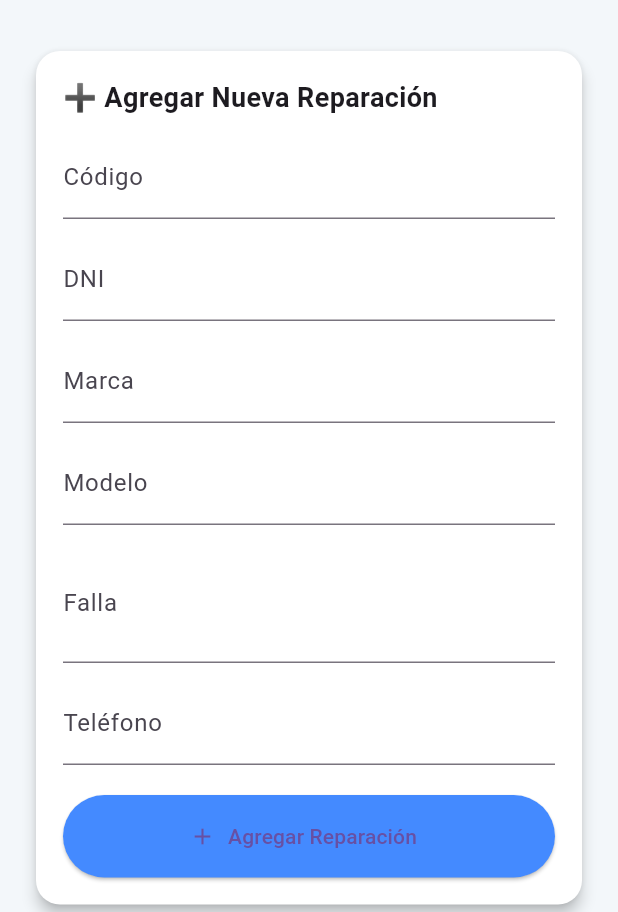
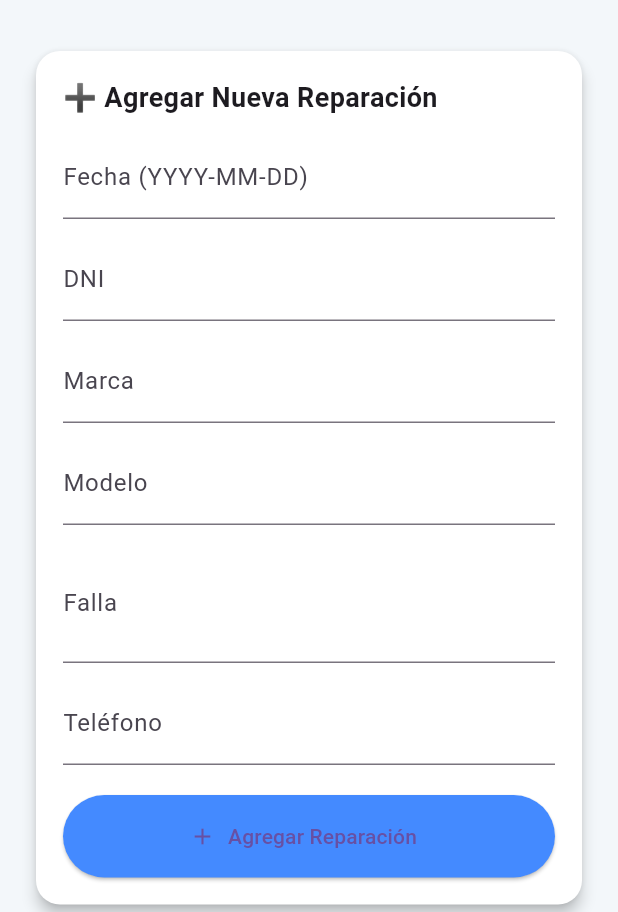
Before and after one commit to JiDomusic/krakensistema, a Flutter app: the AdminPanel screen opened by its route, on a phone screen of 412 x 824 dp, the part 324-1236 px from its top. Run offline on Flutter 3.47's test engine with Material 3 defaults, Android fonts, the phone set to English and light mode, and no system bars; our stand-ins replace cloud_firestore, firebase_auth, firebase_core, google_fonts; accounts and stored records are empty.

Commit message:
kraken sistema indtagram domin

```diff
--- a/lib/screens/admin_panel.dart
+++ b/lib/screens/admin_panel.dart
@@ -10,7 +10,7 @@ class AdminPanel extends StatefulWidget {
 }
 
 class _AdminPanelState extends State<AdminPanel> {
-  final _codigoController = TextEditingController();
+  final _fechaController = TextEditingController();
   final _dniController = TextEditingController();
   final _marcaController = TextEditingController();
   final _modeloController = TextEditingController();
@@ -20,29 +20,61 @@ class _AdminPanelState extends State<AdminPanel> {
   bool isLoading = false;
   String? message;
   Map<String, dynamic>? reparacionData;
+  bool _isAdmin = false;
 
-  bool get isAdmin => FirebaseAuth.instance.currentUser != null;
+  bool get isAdmin => _isAdmin;
+
+  @override
+  void initState() {
+    super.initState();
+    _checkAdminStatus();
+  }
+
+  Future<void> _checkAdminStatus() async {
+    final user = FirebaseAuth.instance.currentUser;
+    if (user != null) {
+      try {
+        final idTokenResult = await user.getIdTokenResult();
+        setState(() {
+          _isAdmin = idTokenResult.claims?['admin'] == true;
+        });
+        if (!_isAdmin) {
+          setState(() => message = '🔒 No tienes permisos de administrador.');
+        }
+      } catch (e) {
+        setState(() {
+          _isAdmin = false;
+          message = '❌ Error verificando permisos: $e';
+        });
+      }
+    } else {
+      setState(() {
+        _isAdmin = false;
+        message = '🔒 Debes iniciar sesión como administrador.';
+      });
+    }
+  }
 
   Future<void> _agregarReparacion() async {
     if (!isAdmin) {
       setState(() => message = '🔒 Debes iniciar sesión como administrador.');
       return;
     }
-    final codigo = _codigoController.text.trim();
+    final fecha = _fechaController.text.trim();
     final dni = _dniController.text.trim();
     final marca = _marcaController.text.trim();
     final modelo = _modeloController.text.trim();
     final falla = _fallaController.text.trim();
     final telefono = _telefonoController.text.trim();
 
-    if (codigo.isEmpty || dni.isEmpty || marca.isEmpty || modelo.isEmpty || falla.isEmpty || telefono.isEmpty) {
+    if (fecha.isEmpty || dni.isEmpty || marca.isEmpty || modelo.isEmpty || falla.isEmpty || telefono.isEmpty) {
       setState(() => message = '⚠️ Completa todos los campos para agregar.');
       return;
     }
     setState(() => isLoading = true);
     try {
-      await FirebaseFirestore.instance.collection('reparaciones').doc(codigo).set({
-        'codigo': codigo,
+      await FirebaseFirestore.instance.collection('reparaciones').doc(fecha).set({
+        'fecha_documento': fecha,
         'dni': dni,
         'marca': marca,
         'modelo': modelo,
@@ -54,7 +86,7 @@ class _AdminPanelState extends State<AdminPanel> {
       });
       setState(() {
         message = '✅ Reparación agregada correctamente.';
-        _codigoController.clear();
+        _fechaController.clear();
         _dniController.clear();
         _marcaController.clear();
         _modeloController.clear();
@@ -69,17 +101,17 @@ class _AdminPanelState extends State<AdminPanel> {
   }
 
   Future<void> _buscarReparacion() async {
-    final codigo = _codigoController.text.trim();
-    if (codigo.isEmpty) {
+    final fecha = _fechaController.text.trim();
+    if (fecha.isEmpty) {
       setState(() {
-        message = '⚠️ Ingresa el código de reparación';
+        message = '⚠️ Ingresa la fecha de reparación';
         reparacionData = null;
       });
       return;
     }
     setState(() => isLoading = true);
     try {
-      final doc = await FirebaseFirestore.instance.collection('reparaciones').doc(codigo).get();
+      final doc = await FirebaseFirestore.instance.collection('reparaciones').doc(fecha).get();
       if (!doc.exists) {
         setState(() {
           message = '❌ Reparación no encontrada';
@@ -111,14 +143,14 @@ class _AdminPanelState extends State<AdminPanel> {
       setState(() => message = '🔒 Debes iniciar sesión como administrador.');
       return;
     }
-    final codigo = _codigoController.text.trim();
-    if (codigo.isEmpty) return;
+    final fecha = _fechaController.text.trim();
+    if (fecha.isEmpty) return;
 
     setState(() => isLoading = true);
     try {
       await FirebaseFirestore.instance
           .collection('reparaciones')
-          .doc(codigo)
+          .doc(fecha)
           .update({'estado': nuevoEstado});
       await _buscarReparacion();
       setState(() => message = '✅ Estado actualizado a "$nuevoEstado"');
@@ -134,17 +166,17 @@ class _AdminPanelState extends State<AdminPanel> {
       setState(() => message = '🔒 Debes iniciar sesión como administrador.');
       return;
     }
-    final codigo = _codigoController.text.trim();
+    final fecha = _fechaController.text.trim();
     final dni = _dniController.text.trim();
     final marca = _marcaController.text.trim();
     final modelo = _modeloController.text.trim();
     final falla = _fallaController.text.trim();
     final telefono = _telefonoController.text.trim();
-    if (codigo.isEmpty) return;
+    if (fecha.isEmpty) return;
 
     setState(() => isLoading = true);
     try {
-      await FirebaseFirestore.instance.collection('reparaciones').doc(codigo).update({
+      await FirebaseFirestore.instance.collection('reparaciones').doc(fecha).update({
         'dni': dni,
         'marca': marca,
         'modelo': modelo,
@@ -165,16 +197,16 @@ class _AdminPanelState extends State<AdminPanel> {
       setState(() => message = '🔒 Debes iniciar sesión como administrador.');
       return;
     }
-    final codigo = _codigoController.text.trim();
-    if (codigo.isEmpty) return;
+    final fecha = _fechaController.text.trim();
+    if (fecha.isEmpty) return;
 
     setState(() => isLoading = true);
     try {
-      await FirebaseFirestore.instance.collection('reparaciones').doc(codigo).delete();
+      await FirebaseFirestore.instance.collection('reparaciones').doc(fecha).delete();
       setState(() {
         message = '✅ Reparación eliminada.';
         reparacionData = null;
-        _codigoController.clear();
+        _fechaController.clear();
         _dniController.clear();
         _marcaController.clear();
         _modeloController.clear();
@@ -281,7 +313,7 @@ class _AdminPanelState extends State<AdminPanel> {
                     const Text('➕ Agregar Nueva Reparación',
                         style: TextStyle(fontWeight: FontWeight.bold, fontSize: 18)),
                     const SizedBox(height: 12),
-                    TextField(controller: _codigoController, decoration: const InputDecoration(labelText: 'Código')),
+                    TextField(controller: _fechaController, decoration: const InputDecoration(labelText: 'Fecha (YYYY-MM-DD)')),
                     const SizedBox(height: 12),
                     TextField(controller: _dniController, decoration: const InputDecoration(labelText: 'DNI'), keyboardType: TextInputType.number),
                     const SizedBox(height: 12),
@@ -319,10 +351,10 @@ class _AdminPanelState extends State<AdminPanel> {
 
             // Buscar Reparación
             TextField(
-              controller: _codigoController,
+              controller: _fechaController,
               decoration: InputDecoration(
-                labelText: '🔍 Código de reparación',
-                prefixIcon: const Icon(Icons.qr_code),
+                labelText: '🔍 Fecha de reparación (YYYY-MM-DD)',
+                prefixIcon: const Icon(Icons.calendar_today),
                 filled: true,
                 fillColor: Colors.grey[200],
                 border: OutlineInputBorder(borderRadius: BorderRadius.circular(12)),
--- a/lib/screens/home_tracking_screen.dart
+++ b/lib/screens/home_tracking_screen.dart
@@ -14,7 +14,7 @@ class HomeTrackingScreen extends StatefulWidget {
 class _HomeTrackingScreenState extends State<HomeTrackingScreen>
     with SingleTickerProviderStateMixin {
   final _dniController = TextEditingController();
-  final _codigoController = TextEditingController();
+  final _fechaController = TextEditingController();
   bool isLoading = false;
   String? message;
   Map<String, dynamic>? reparacion;
@@ -55,10 +55,10 @@ class _HomeTrackingScreenState extends State<HomeTrackingScreen>
       isLoading = true;
     });
 
-    final codigo = _codigoController.text.trim();
+    final fecha = _fechaController.text.trim();
     final dni = _dniController.text.trim();
 
-    if (codigo.isEmpty || dni.isEmpty) {
+    if (fecha.isEmpty || dni.isEmpty) {
       setState(() {
         message = '⚠️ Por favor completa ambos campos';
         isLoading = false;
@@ -69,7 +69,7 @@ class _HomeTrackingScreenState extends State<HomeTrackingScreen>
     try {
       final doc = await FirebaseFirestore.instance
           .collection('reparaciones')
-          .doc(codigo)
+          .doc(fecha)
           .get();
 
       if (!doc.exists) {
@@ -83,7 +83,7 @@ class _HomeTrackingScreenState extends State<HomeTrackingScreen>
       final data = doc.data()!;
       if (data['dni'] != dni) {
         setState(() {
-          message = '⚠️ DNI incorrecto para ese código';
+          message = '⚠️ DNI incorrecto para esa fecha';
           isLoading = false;
         });
         return;
@@ -92,7 +92,7 @@ class _HomeTrackingScreenState extends State<HomeTrackingScreen>
       setState(() {
         reparacion = data;
         isLoading = false;
-        _codigoController.clear();
+        _fechaController.clear();
         _dniController.clear();
       });
     } catch (e) {
@@ -224,10 +224,10 @@ class _HomeTrackingScreenState extends State<HomeTrackingScreen>
                                     color: Colors.pink[900])),
                             const SizedBox(height: 40),
                             TextField(
-                              controller: _codigoController,
+                              controller: _fechaController,
                               decoration: const InputDecoration(
-                                labelText: 'Código de reparación',
-                                prefixIcon: Icon(Icons.add_circle),
+                                labelText: 'Fecha de reparación (YYYY-MM-DD)',
+                                prefixIcon: Icon(Icons.calendar_today),
                               ),
                             ),
                             const SizedBox(height: 35),
@@ -289,7 +289,7 @@ class _HomeTrackingScreenState extends State<HomeTrackingScreen>
                               onPressed: () {
                                 setState(() {
                                   reparacion = null;
-                                  _codigoController.clear();
+                                  _fechaController.clear();
                                   _dniController.clear();
                                 });
                               },
```
Also changed, not shown: firebase.json, 2 other files.
